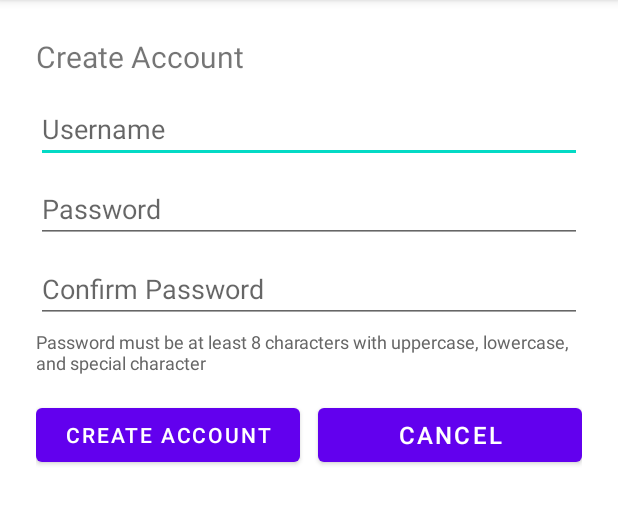
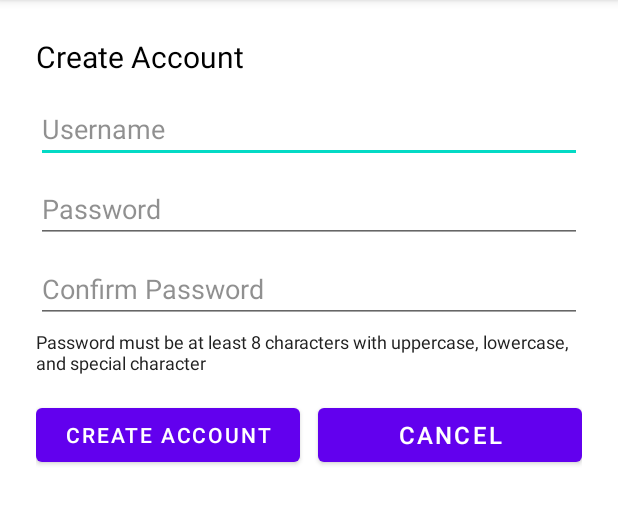
Before and after one commit to penguintron3000/Weather, an Android app: the screen it shows after launch (RegisterActivity), after a tap on "SIGN UP", on a phone screen of 412 x 824 dp, the part 84-609 px from its top. Run offline under Robolectric (Android 15) with nearby library versions, the phone set to English and light mode, and no system bars; 2 other taps on this screen came first.

Commit message:
added theme

```diff
--- a/app/src/main/java/edu/uiuc/cs427app/AddCityActivity.java
+++ b/app/src/main/java/edu/uiuc/cs427app/AddCityActivity.java
@@ -27,7 +27,7 @@ import edu.uiuc.cs427app.db.CityContract;
  * It uses the Google Places API's Autocomplete feature to allow users to easily find and select a city.
  * Once a city is selected, its details are saved to the database via the CityContentProvider.
  */
-public class AddCityActivity extends AppCompatActivity {
+public class AddCityActivity extends ThemedActivity {
     private static final String TAG = "AddCityActivity";
 
     //UI
@@ -40,6 +40,9 @@ public class AddCityActivity extends AppCompatActivity {
     protected void onCreate(Bundle savedInstanceState) {
         super.onCreate(savedInstanceState);
         setContentView(R.layout.activity_add_city);
+
+        // Apply the global theme to all UI components
+        applyThemeToActivity();
 
         selectedCityText = findViewById(R.id.selected_city_text);
         buttonSave = findViewById(R.id.button_save);
--- /dev/null
+++ b/app/src/main/java/edu/uiuc/cs427app/AppTheme.java
@@ -0,0 +1,259 @@
+package edu.uiuc.cs427app;
+
+import android.graphics.Color;
+import android.util.Log;
+
+import org.json.JSONException;
+import org.json.JSONObject;
+
+/**
+ * AppTheme is a global theme manager class that provides consistent theming across the entire app.
+ * It parses theme specifications from JSON (which can be LLM-generated) and provides easy access
+ * to theme properties throughout the application.
+ *
+ * The theme supports the following elements:
+ * - backgroundColor: Main background color for activities (hex format)
+ * - textColor: Primary text color (hex format)
+ * - primaryColor: Accent/primary color for buttons and important UI elements (hex format)
+ * - secondaryColor: Secondary color for cards, panels, and subtle elements (hex format)
+ * - headerColor: Color for headers and titles (hex format)
+ * - buttonBackgroundColor: Background color for buttons (hex format)
+ * - buttonTextColor: Text color for buttons (hex format)
+ * - cardBackgroundColor: Background color for card-like elements (hex format)
+ * - borderColor: Color for borders and dividers (hex format)
+ * - errorColor: Color for error messages (hex format)
+ * - successColor: Color for success messages (hex format)
+ * - emoji: Optional decorative emoji for the theme
+ *
+ * All colors default to a clean, modern theme if not specified.
+ */
+public class AppTheme {
+    private static final String TAG = "AppTheme";
+
+    // Default theme colors (clean, modern look)
+    private static final String DEFAULT_BACKGROUND_COLOR = "#FFFFFF";
+    private static final String DEFAULT_TEXT_COLOR = "#212121";
+    private static final String DEFAULT_PRIMARY_COLOR = "#6200EE";
+    private static final String DEFAULT_SECONDARY_COLOR = "#F5F5F5";
+    private static final String DEFAULT_HEADER_COLOR = "#000000";
+    private static final String DEFAULT_BUTTON_BACKGROUND_COLOR = "#6200EE";
+    private static final String DEFAULT_BUTTON_TEXT_COLOR = "#FFFFFF";
+    private static final String DEFAULT_CARD_BACKGROUND_COLOR = "#FAFAFA";
+    private static final String DEFAULT_BORDER_COLOR = "#E0E0E0";
+    private static final String DEFAULT_ERROR_COLOR = "#FF0000";
+    private static final String DEFAULT_SUCCESS_COLOR = "#4CAF50";
+
+    // Theme properties
+    private int backgroundColor;
+    private int textColor;
+    private int primaryColor;
+    private int secondaryColor;
+    private int headerColor;
+    private int buttonBackgroundColor;
+    private int buttonTextColor;
+    private int cardBackgroundColor;
+    private int borderColor;
+    private int errorColor;
+    private int successColor;
+    private String emoji;
+    private String themeName;
+
+    /**
+     * Creates an AppTheme instance from a JSON string.
+     * If the JSON is null, empty, or invalid, defaults to the standard theme.
+     *
+     * @param themeJson JSON string containing theme specifications
+     */
+    public AppTheme(String themeJson) {
+        loadTheme(themeJson);
+    }
+
+    /**
+     * Creates an AppTheme instance with default theme.
+     */
+    public AppTheme() {
+        this(null);
+    }
+
+    /**
+     * Parses the theme JSON and loads theme properties.
+     * Falls back to defaults for any missing or invalid properties.
+     *
+     * @param themeJson JSON string containing theme specifications
+     */
+    private void loadTheme(String themeJson) {
+        // Set defaults first
+        backgroundColor = parseColor(DEFAULT_BACKGROUND_COLOR);
+        textColor = parseColor(DEFAULT_TEXT_COLOR);
+        primaryColor = parseColor(DEFAULT_PRIMARY_COLOR);
+        secondaryColor = parseColor(DEFAULT_SECONDARY_COLOR);
+        headerColor = parseColor(DEFAULT_HEADER_COLOR);
+        buttonBackgroundColor = parseColor(DEFAULT_BUTTON_BACKGROUND_COLOR);
+        buttonTextColor = parseColor(DEFAULT_BUTTON_TEXT_COLOR);
+        cardBackgroundColor = parseColor(DEFAULT_CARD_BACKGROUND_COLOR);
+        borderColor = parseColor(DEFAULT_BORDER_COLOR);
+        errorColor = parseColor(DEFAULT_ERROR_COLOR);
+        successColor = parseColor(DEFAULT_SUCCESS_COLOR);
+        emoji = "";
+        themeName = "Default";
+
+        // If no theme JSON provided, use defaults
+        if (themeJson == null || themeJson.trim().isEmpty() || themeJson.equals("{}")) {
+            Log.i(TAG, "Using default theme");
+            return;
+        }
+
+        // Parse JSON and override defaults
+        try {
+            JSONObject json = new JSONObject(themeJson);
+
+            // Parse each theme property, keeping defaults if not present
+            if (json.has("backgroundColor")) {
+                backgroundColor = parseColor(json.getString("backgroundColor"));
+            }
+            if (json.has("textColor")) {
+                textColor = parseColor(json.getString("textColor"));
+            }
+            if (json.has("primaryColor")) {
+                primaryColor = parseColor(json.getString("primaryColor"));
+            }
+            if (json.has("secondaryColor")) {
+                secondaryColor = parseColor(json.getString("secondaryColor"));
+            }
+            if (json.has("headerColor")) {
+                headerColor = parseColor(json.getString("headerColor"));
+            }
+            if (json.has("buttonBackgroundColor")) {
+                buttonBackgroundColor = parseColor(json.getString("buttonBackgroundColor"));
+            }
+            if (json.has("buttonTextColor")) {
+                buttonTextColor = parseColor(json.getString("buttonTextColor"));
+            }
+            if (json.has("cardBackgroundColor")) {
+                cardBackgroundColor = parseColor(json.getString("cardBackgroundColor"));
+            }
+            if (json.has("borderColor")) {
+                borderColor = parseColor(json.getString("borderColor"));
+            }
+            if (json.has("errorColor")) {
+                errorColor = parseColor(json.getString("errorColor"));
+            }
+            if (json.has("successColor")) {
+                successColor = parseColor(json.getString("successColor"));
+            }
+            if (json.has("emoji")) {
+                emoji = json.getString("emoji");
+            }
+            if (json.has("themeName")) {
+                themeName = json.getString("themeName");
+            }
+
+            Log.i(TAG, "Loaded custom theme: " + themeName);
+
+        } catch (JSONException e) {
+            Log.e(TAG, "Error parsing theme JSON, using defaults: " + e.getMessage());
+        }
+    }
+
+    /**
+     * Parses a hex color string to an Android color integer.
+     * Supports both #RRGGBB and #AARRGGBB formats.
+     * Returns black if parsing fails.
+     *
+     * @param hexColor Hex color string (e.g., "#FF5733")
+     * @return Android color integer
+     */
+    private int parseColor(String hexColor) {
+        try {
+            // Ensure the color starts with #
+            if (!hexColor.startsWith("#")) {
+                hexColor = "#" + hexColor;
+            }
+            return Color.parseColor(hexColor);
+        } catch (IllegalArgumentException e) {
+            Log.e(TAG, "Invalid color format: " + hexColor + ", using black");
+            return Color.BLACK;
+        }
+    }
+
+    // Getter methods for all theme properties
+
+    public int getBackgroundColor() {
+        return backgroundColor;
+    }
+
+    public int getTextColor() {
+        return textColor;
+    }
+
+    public int getPrimaryColor() {
+        return primaryColor;
+    }
+
+    public int getSecondaryColor() {
+        return secondaryColor;
+    }
+
+    public int getHeaderColor() {
+        return headerColor;
+    }
+
+    public int getButtonBackgroundColor() {
+        return buttonBackgroundColor;
+    }
+
+    public int getButtonTextColor() {
+        return buttonTextColor;
+    }
+
+    public int getCardBackgroundColor() {
+        return cardBackgroundColor;
+    }
+
+    public int getBorderColor() {
+        return borderColor;
+    }
+
+    public int getErrorColor() {
+        return errorColor;
+    }
+
+    public int getSuccessColor() {
+        return successColor;
+    }
+
+    public String getEmoji() {
+        return emoji;
+    }
+
+    public String getThemeName() {
+        return themeName;
+    }
+
+    /**
+     * Creates a sample theme JSON for testing or as a template.
+     *
+     * @return JSON string with a complete theme specification
+     */
+    public static String createSampleThemeJson() {
+        JSONObject theme = new JSONObject();
+        try {
+            theme.put("themeName", "Ocean Breeze");
+            theme.put("backgroundColor", "#E3F2FD");
+            theme.put("textColor", "#0D47A1");
+            theme.put("primaryColor", "#1976D2");
+            theme.put("secondaryColor", "#BBDEFB");
+            theme.put("headerColor", "#0D47A1");
+            theme.put("buttonBackgroundColor", "#1976D2");
+            theme.put("buttonTextColor", "#FFFFFF");
+            theme.put("cardBackgroundColor", "#FFFFFF");
+            theme.put("borderColor", "#90CAF9");
+            theme.put("errorColor", "#D32F2F");
+            theme.put("successColor", "#388E3C");
+            theme.put("emoji", "🌊");
+        } catch (JSONException e) {
+            Log.e(TAG, "Error creating sample theme JSON");
+        }
+        return theme.toString();
+    }
+}
--- a/app/src/main/java/edu/uiuc/cs427app/DetailsActivity.java
+++ b/app/src/main/java/edu/uiuc/cs427app/DetailsActivity.java
@@ -10,12 +10,15 @@ import android.widget.Toast;
 
 import androidx.appcompat.app.AppCompatActivity;
 
-public class DetailsActivity extends AppCompatActivity implements View.OnClickListener{
+public class DetailsActivity extends ThemedActivity implements View.OnClickListener{
 
     @Override
     protected void onCreate(Bundle savedInstanceState) {
         super.onCreate(savedInstanceState);
         setContentView(R.layout.activity_details);
+
+        // Apply the global theme to all UI components
+        applyThemeToActivity();
 
         // Process the Intent payload that has opened this Activity and show the information accordingly
         String cityName = getIntent().getStringExtra("city").toString();
--- a/app/src/main/java/edu/uiuc/cs427app/LoginActivity.java
+++ b/app/src/main/java/edu/uiuc/cs427app/LoginActivity.java
@@ -20,7 +20,7 @@ import edu.uiuc.cs427app.db.UserContract;
  * LoginActivity is the entry point shown on app launch.
  * Handles user authentication by verifying credentials against the database.
  */
-public class LoginActivity extends AppCompatActivity implements View.OnClickListener {
+public class LoginActivity extends ThemedActivity implements View.OnClickListener {
 
     private EditText usernameInput;
     private EditText passwordInput;
@@ -33,6 +33,9 @@ public class LoginActivity extends AppCompatActivity implements View.OnClickList
     protected void onCreate(Bundle savedInstanceState) {
         super.onCreate(savedInstanceState);
         setContentView(R.layout.activity_login);
+
+        // Apply the global theme to all UI components
+        applyThemeToActivity();
 
         usernameInput = findViewById(R.id.inputUsername);
         passwordInput = findViewById(R.id.inputPassword);
@@ -147,6 +150,8 @@ public class LoginActivity extends AppCompatActivity implements View.OnClickList
      */
     private void showError(String message) {
         errorMessage.setText(message);
+        errorMessage.setTextColor(theme.getErrorColor());
+        errorMessage.setBackgroundColor(adjustAlpha(theme.getErrorColor(), 0.1f));
         errorMessage.setVisibility(View.VISIBLE);
     }
 
--- a/app/src/main/java/edu/uiuc/cs427app/RegisterActivity.java
+++ b/app/src/main/java/edu/uiuc/cs427app/RegisterActivity.java
@@ -21,7 +21,7 @@ import edu.uiuc.cs427app.db.UserContract;
  * accounts.
  * Redirects to LoginActivity on successful registration with success message.
  */
-public class RegisterActivity extends AppCompatActivity implements View.OnClickListener {
+public class RegisterActivity extends ThemedActivity implements View.OnClickListener {
 
     private EditText usernameInput;
     private EditText passwordInput;
@@ -34,6 +34,9 @@ public class RegisterActivity extends AppCompatActivity implements View.OnClickL
     protected void onCreate(Bundle savedInstanceState) {
         super.onCreate(savedInstanceState);
         setContentView(R.layout.activity_register);
+
+        // Apply the global theme to all UI components
+        applyThemeToActivity();
 
         usernameInput = findViewById(R.id.inputUsername);
         passwordInput = findViewById(R.id.inputPassword);
@@ -201,8 +204,8 @@ public class RegisterActivity extends AppCompatActivity implements View.OnClickL
      */
     private void showError(String message) {
         errorMessage.setText(message);
-        errorMessage.setTextColor(0xFFFF0000); // Red color
-        errorMessage.setBackgroundColor(0xFFFFEBEE); // Light red background
+        errorMessage.setTextColor(theme.getErrorColor());
+        errorMessage.setBackgroundColor(adjustAlpha(theme.getErrorColor(), 0.1f));
         errorMessage.setVisibility(View.VISIBLE);
     }
 
@@ -213,8 +216,8 @@ public class RegisterActivity extends AppCompatActivity implements View.OnClickL
      */
     private void showSuccess(String message) {
         errorMessage.setText(message);
-        errorMessage.setTextColor(0xFF4CAF50); // Green color
-        errorMessage.setBackgroundColor(0xFFE8F5E8); // Light green background
+        errorMessage.setTextColor(theme.getSuccessColor());
+        errorMessage.setBackgroundColor(adjustAlpha(theme.getSuccessColor(), 0.1f));
         errorMessage.setVisibility(View.VISIBLE);
     }
 
--- /dev/null
+++ b/app/src/main/java/edu/uiuc/cs427app/ThemedActivity.java
@@ -0,0 +1,171 @@
+package edu.uiuc.cs427app;
+
+import android.graphics.drawable.ColorDrawable;
+import android.graphics.drawable.GradientDrawable;
+import android.os.Bundle;
+import android.view.View;
+import android.view.ViewGroup;
+import android.widget.Button;
+import android.widget.EditText;
+import android.widget.LinearLayout;
+import android.widget.TextView;
+
+import androidx.appcompat.app.AppCompatActivity;
+import androidx.constraintlayout.widget.ConstraintLayout;
+import androidx.core.widget.NestedScrollView;
+
+import android.widget.ScrollView;
+
+/**
+ * ThemedActivity is a base class for all activities that need to apply the global theme.
+ * It automatically applies theme colors to common UI elements based on the user's theme preferences.
+ * Activities should extend this class and call applyThemeToActivity() after setContentView().
+ */
+public abstract class ThemedActivity extends AppCompatActivity {
+
+    protected AppTheme theme;
+
+    @Override
+    protected void onCreate(Bundle savedInstanceState) {
+        super.onCreate(savedInstanceState);
+        // Initialize theme from User's themeJson
+        String themeJson = User.getInstance().getThemeJson();
+        theme = new AppTheme(themeJson);
+    }
+
+    /**
+     * Applies the global theme to the activity's root view and all its children.
+     * Call this method after setContentView() in your activity's onCreate().
+     */
+    protected void applyThemeToActivity() {
+        View rootView = findViewById(android.R.id.content);
+        if (rootView != null) {
+            applyThemeToView(rootView);
+        }
+    }
+
+    /**
+     * Recursively applies theme to a view and all its children.
+     *
+     * @param view The view to apply the theme to
+     */
+    protected void applyThemeToView(View view) {
+        // Apply background color to container views
+        if (view instanceof ConstraintLayout || view instanceof LinearLayout) {
+            view.setBackgroundColor(theme.getBackgroundColor());
+        }
+
+        // Apply theme to TextViews
+        if (view instanceof TextView && !(view instanceof Button) && !(view instanceof EditText)) {
+            TextView textView = (TextView) view;
+
+            // Check if this is a header/title (larger text size or specific IDs)
+            if (textView.getTextSize() >= 60 || isHeaderView(textView)) { // 60px ~ 20sp
+                textView.setTextColor(theme.getHeaderColor());
+            } else {
+                textView.setTextColor(theme.getTextColor());
+            }
+        }
+
+        // Apply theme to Buttons
+        if (view instanceof Button) {
+            Button button = (Button) view;
+            button.setBackgroundTintList(android.content.res.ColorStateList.valueOf(theme.getButtonBackgroundColor()));
+            button.setTextColor(theme.getButtonTextColor());
+        }
+
+        // Apply theme to EditText
+        if (view instanceof EditText) {
+            EditText editText = (EditText) view;
+            editText.setTextColor(theme.getTextColor());
+            editText.setHintTextColor(adjustAlpha(theme.getTextColor(), 0.5f));
+        }
+
+        // Apply theme to ScrollView backgrounds
+        if (view instanceof ScrollView || view instanceof NestedScrollView) {
+            view.setBackgroundColor(theme.getBackgroundColor());
+        }
+
+        // Recursively apply to children
+        if (view instanceof ViewGroup) {
+            ViewGroup viewGroup = (ViewGroup) view;
+            for (int i = 0; i < viewGroup.getChildCount(); i++) {
+                applyThemeToView(viewGroup.getChildAt(i));
+            }
+        }
+    }
+
+    /**
+     * Checks if a TextView is likely a header based on its ID or properties.
+     *
+     * @param textView The TextView to check
+     * @return true if it appears to be a header, false otherwise
+     */
+    private boolean isHeaderView(TextView textView) {
+        int id = textView.getId();
+        String resourceName = "";
+
+        try {
+            resourceName = getResources().getResourceEntryName(id).toLowerCase();
+        } catch (Exception e) {
+            return false;
+        }
+
+        return resourceName.contains("title") ||
+               resourceName.contains("header") ||
+               resourceName.contains("welcome") ||
+               resourceName.equals("textview3"); // Main screen header
+    }
+
+    /**
+     * Adjusts the alpha (transparency) of a color.
+     *
+     * @param color The original color
+     * @param factor Alpha factor (0.0 to 1.0)
+     * @return Color with adjusted alpha
+     */
+    protected int adjustAlpha(int color, float factor) {
+        int alpha = Math.round(android.graphics.Color.alpha(color) * factor);
+        int red = android.graphics.Color.red(color);
+        int green = android.graphics.Color.green(color);
+        int blue = android.graphics.Color.blue(color);
+        return android.graphics.Color.argb(alpha, red, green, blue);
+    }
+
+    /**
+     * Creates a styled card background drawable with the theme's card color.
+     * Useful for creating card-like UI elements.
+     *
+     * @return GradientDrawable configured as a card
+     */
+    protected GradientDrawable createCardBackground() {
+        GradientDrawable drawable = new GradientDrawable();
+        drawable.setColor(theme.getCardBackgroundColor());
+        drawable.setCornerRadius(8 * getResources().getDisplayMetrics().density); // 8dp corners
+        drawable.setStroke(
+            (int) (1 * getResources().getDisplayMetrics().density),
+            theme.getBorderColor()
+        );
+        return drawable;
+    }
+
+    /**
+     * Applies card styling to a view.
+     *
+     * @param view The view to style as a card
+     */
+    protected void applyCardStyle(View view) {
+        view.setBackground(createCardBackground());
+        int padding = (int) (12 * getResources().getDisplayMetrics().density); // 12dp padding
+        view.setPadding(padding, padding, padding, padding);
+    }
+
+    /**
+     * Gets the current app theme instance.
+     *
+     * @return The AppTheme instance for this activity
+     */
+    public AppTheme getAppTheme() {
+        return theme;
+    }
+}
```
Also changed, not shown: app/src/main/java/edu/uiuc/cs427app/MainActivity.java (+7 -1 lines), 3 other files.
